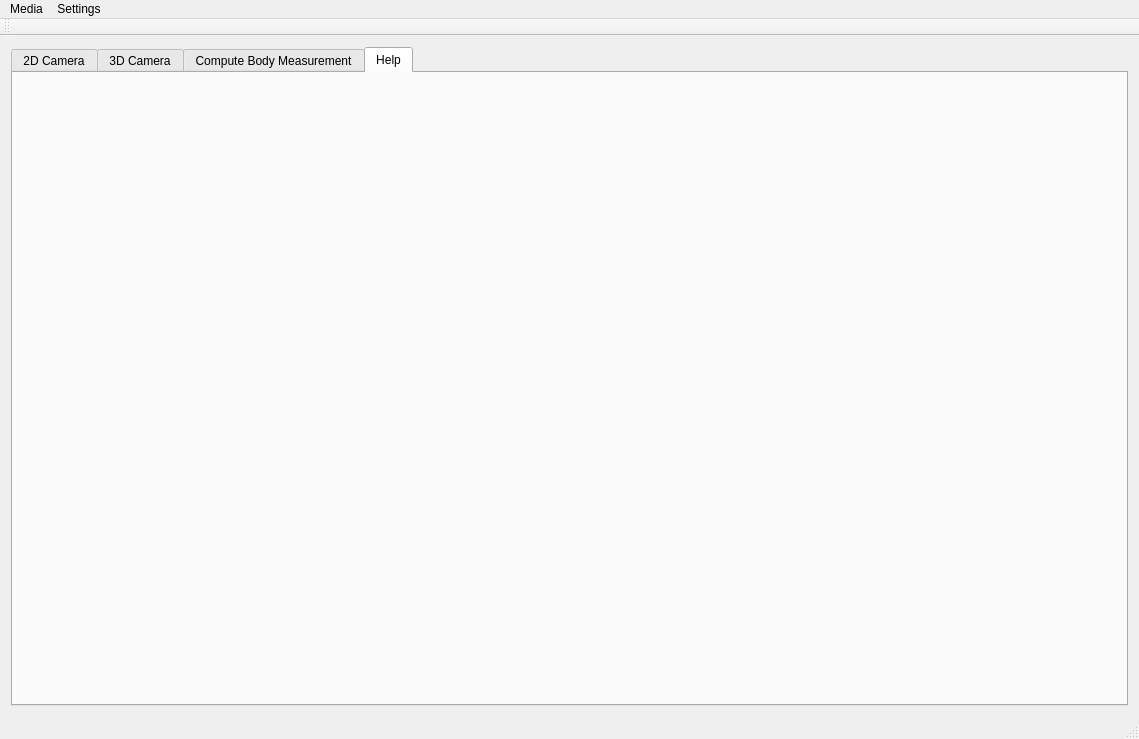
chenyangcheung/QinchuanCattleBMS, file mainwindow.ui: the form before one commit.
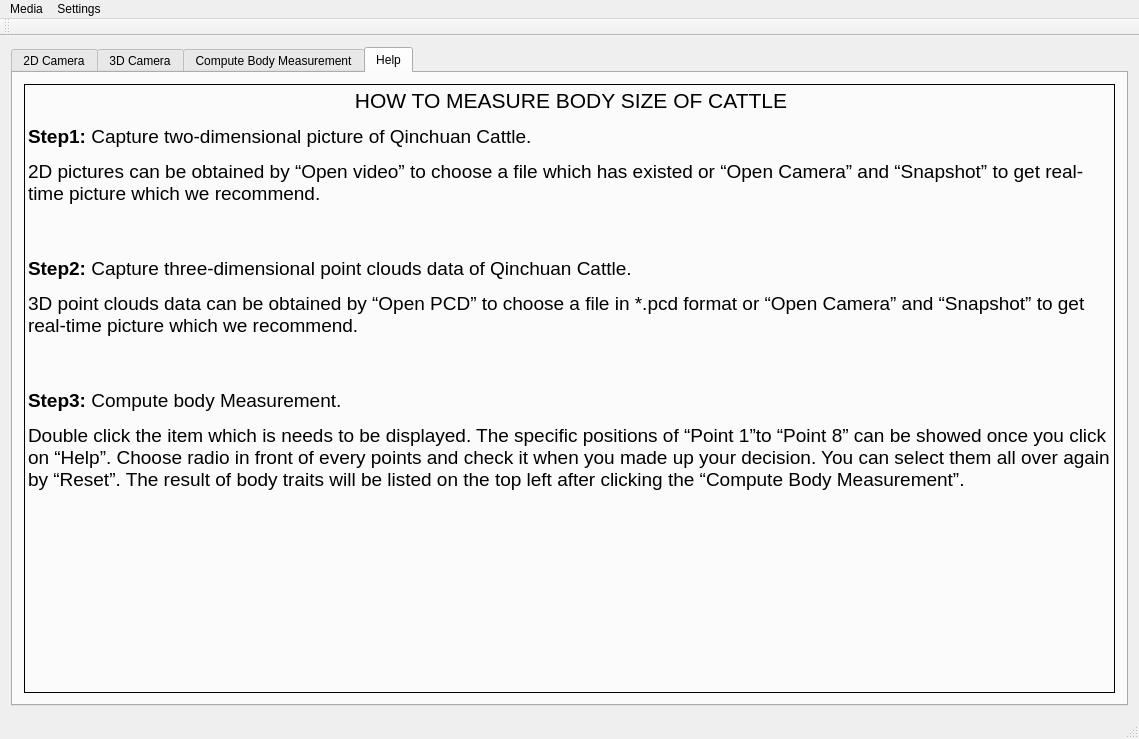
The form after the commit. The open tabs and pages were chosen to show the change. Custom widgets are drawn as their Qt base class.

Commit message:
Add help module
* add help dialog to tell how to select points
* add help documents
* add filter into BMS-core

```diff
--- a/mainwindow.ui
+++ b/mainwindow.ui
@@ -1198,6 +1198,36 @@
        <attribute name="title">
         <string>Help</string>
        </attribute>
+       <layout class="QHBoxLayout" name="horizontalLayout_9">
+        <item>
+         <widget class="QLabel" name="helpLabel">
+          <property name="frameShape">
+           <enum>QFrame::Box</enum>
+          </property>
+          <property name="frameShadow">
+           <enum>QFrame::Plain</enum>
+          </property>
+          <property name="text">
+           <string>&lt;html&gt;&lt;head/&gt;&lt;body&gt;&lt;p align=&quot;center&quot;&gt;&lt;span style=&quot; font-size:16pt;&quot;&gt;HOW TO MEASURE BODY SIZE OF CATTLE&lt;/span&gt;&lt;/p&gt;&lt;p&gt;&lt;span style=&quot; font-size:14pt; font-weight:600;&quot;&gt;Step1:&lt;/span&gt;&lt;span style=&quot; font-size:14pt;&quot;&gt; Capture two-dimensional picture of Qinchuan Cattle.&lt;/span&gt;&lt;/p&gt;&lt;p&gt;&lt;span style=&quot; font-size:14pt;&quot;&gt;2D pictures can be obtained by “Open video” to choose a file which has existed or “Open Camera” and “Snapshot” to get real-time picture which we recommend. &lt;/span&gt;&lt;/p&gt;&lt;p&gt;&lt;br/&gt;&lt;/p&gt;&lt;p&gt;&lt;span style=&quot; font-size:14pt; font-weight:600;&quot;&gt;Step2:&lt;/span&gt;&lt;span style=&quot; font-size:14pt;&quot;&gt; Capture three-dimensional point clouds data of Qinchuan Cattle. &lt;/span&gt;&lt;/p&gt;&lt;p&gt;&lt;span style=&quot; font-size:14pt;&quot;&gt;3D point clouds data can be obtained by “Open PCD” to choose a file in *.pcd format or “Open Camera” and “Snapshot” to get real-time picture which we recommend. &lt;/span&gt;&lt;/p&gt;&lt;p&gt;&lt;br/&gt;&lt;/p&gt;&lt;p&gt;&lt;span style=&quot; font-size:14pt; font-weight:600;&quot;&gt;Step3:&lt;/span&gt;&lt;span style=&quot; font-size:14pt;&quot;&gt; Compute body Measurement. &lt;/span&gt;&lt;/p&gt;&lt;p&gt;&lt;span style=&quot; font-size:14pt;&quot;&gt;Double click the item which is needs to be displayed. The specific positions of “Point 1”to “Point 8” can be showed once you click on “Help”. Choose radio in front of every points and check it when you made up your decision. You can select them all over again by “Reset”. The result of body traits will be listed on the top left after clicking the “Compute Body Measurement”. &lt;/span&gt;&lt;/p&gt;&lt;/body&gt;&lt;/html&gt;</string>
+          </property>
+          <property name="textFormat">
+           <enum>Qt::RichText</enum>
+          </property>
+          <property name="scaledContents">
+           <bool>true</bool>
+          </property>
+          <property name="alignment">
+           <set>Qt::AlignLeading|Qt::AlignLeft|Qt::AlignTop</set>
+          </property>
+          <property name="wordWrap">
+           <bool>true</bool>
+          </property>
+          <property name="textInteractionFlags">
+           <set>Qt::LinksAccessibleByMouse|Qt::TextSelectableByKeyboard|Qt::TextSelectableByMouse</set>
+          </property>
+         </widget>
+        </item>
+       </layout>
       </widget>
      </widget>
     </item>
```
Left out of the diff: 12 changed lines with no effect on the pictures. The commit also changes 11 other files.
